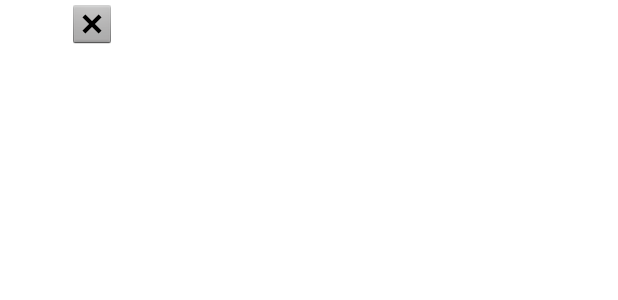
After one commit to KevinMendoza1066/Parcial1ETPS, an Android app: the layout toast_mensaje.xml on its own in the app's theme, with its tools: preview values and no code run, on a phone screen of 412 x 824 dp. The commit adds this screen. Shown: the top 300 px of the screen. Run offline under Robolectric (Android 15) with nearby library versions, the phone set to English and light mode, and no system bars.

Commit message:
mensaje
Añadiendo Toast Message personalizado

```diff
--- /dev/null
+++ b/app/src/main/res/layout/toast_mensaje.xml
@@ -0,0 +1,26 @@
+<?xml version="1.0" encoding="utf-8"?>
+<androidx.constraintlayout.widget.ConstraintLayout xmlns:android="http://schemas.android.com/apk/res/android"
+    xmlns:app="http://schemas.android.com/apk/res-auto"
+    xmlns:tools="http://schemas.android.com/tools"
+    android:id="@+id/lytMensaje"
+    android:layout_width="match_parent"
+    android:layout_height="match_parent">
+
+    <ImageView
+        android:id="@+id/imageView"
+        android:layout_width="92dp"
+        android:layout_height="32dp"
+        app:layout_constraintEnd_toStartOf="@+id/textView4"
+        app:layout_constraintStart_toStartOf="parent"
+        app:srcCompat="@android:drawable/btn_dialog"
+        tools:layout_editor_absoluteY="16dp" />
+
+    <TextView
+        android:id="@+id/textView4"
+        android:layout_width="265dp"
+        android:layout_height="30dp"
+        android:layout_marginEnd="24dp"
+        android:textColor="#F8F8F8"
+        app:layout_constraintEnd_toEndOf="parent"
+        tools:layout_editor_absoluteY="16dp" />
+</androidx.constraintlayout.widget.ConstraintLayout>
```
Also changed, not shown: app/src/main/java/com/example/parcial1etps/MainActivity.java (+21 -1 lines).
